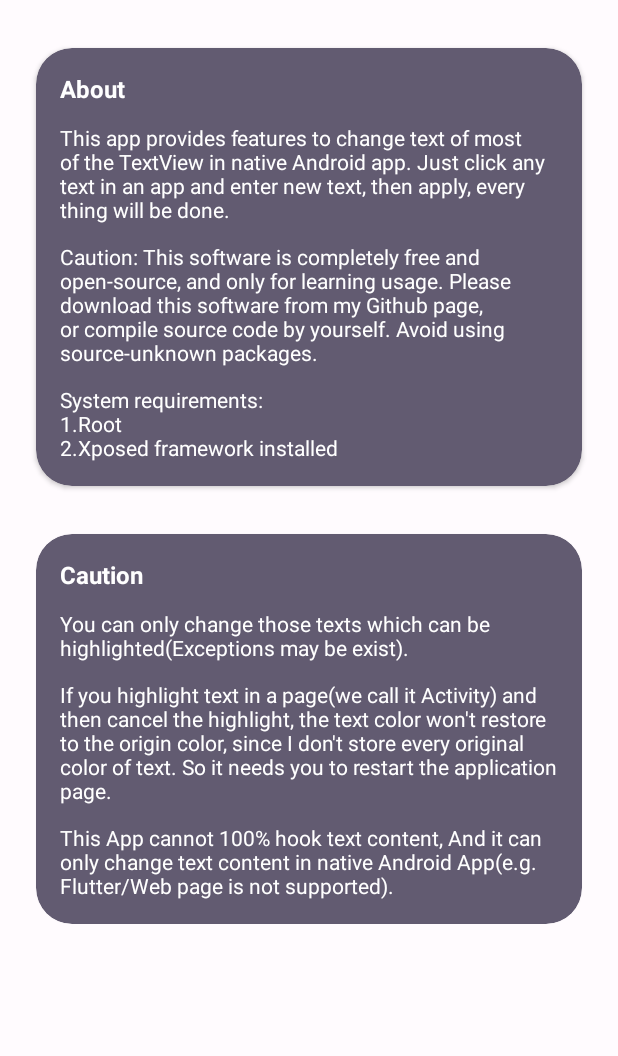
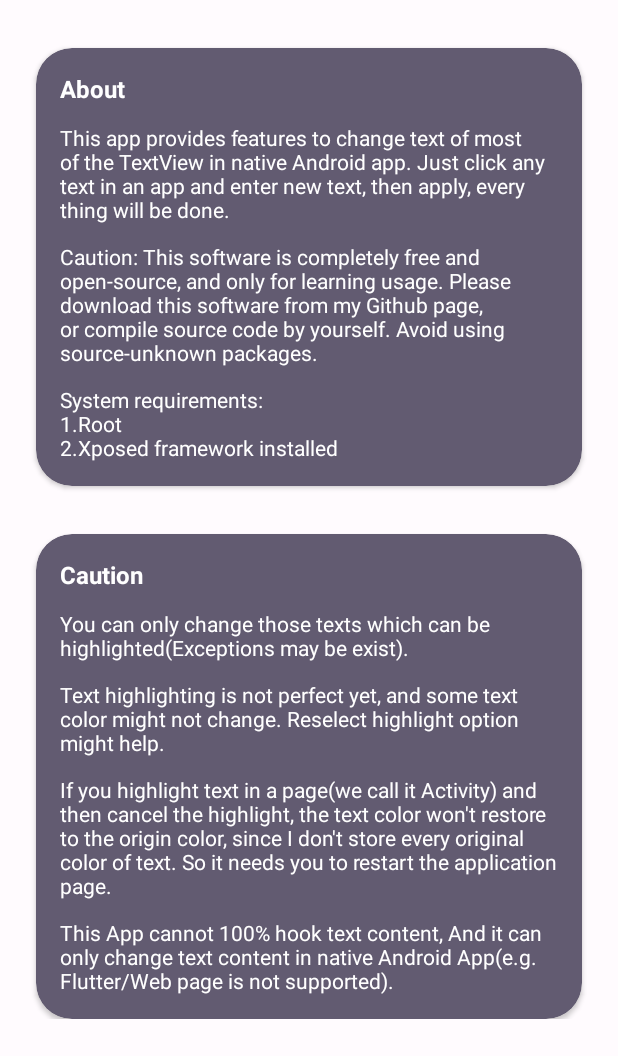
Before and after one commit to gitofleonardo/AnyText, an Android app: the screen it shows after launch (MainActivity), on a phone screen of 412 x 824 dp, the part 180-1236 px from its top. Run offline under Robolectric (Android 15) with nearby library versions, the phone set to English and light mode, and no system bars.

Commit message:
Add highlight description

```diff
--- a/app/src/main/res/layout/activity_main.xml
+++ b/app/src/main/res/layout/activity_main.xml
@@ -113,6 +113,12 @@
                         android:layout_width="match_parent"
                         android:layout_height="wrap_content"/>
                     <TextView
+                        android:layout_marginTop="12dp"
+                        android:textColor="?attr/colorOnSecondary"
+                        android:text="@string/highlight_text_not_perfect"
+                        android:layout_width="match_parent"
+                        android:layout_height="wrap_content"/>
+                    <TextView
                         android:textColor="?attr/colorOnSecondary"
                         android:text="@string/highlight_text_caution"
                         android:layout_marginTop="12dp"
--- a/app/src/main/res/values/strings.xml
+++ b/app/src/main/res/values/strings.xml
@@ -14,6 +14,7 @@
     <string name="get_source">Get source code on Github</string>
     <string name="caution_text">Caution: This software is completely free and open-source, and only for learning usage. Please download this software from my Github page, or compile source code by yourself. Avoid using source-unknown packages.</string>
     <string name="highlight_text">Highlight text</string>
+    <string name="highlight_text_not_perfect">Text highlighting is not perfect yet, and some text color might not change. Reselect highlight option might help.</string>
     <string name="about_highlighted_text">You can only change those texts which can be highlighted(Exceptions may be exist).</string>
     <string name="highlight_text_caution">If you highlight text in a page(we call it Activity) and then cancel the highlight, the text color won\'t restore to the origin color, since I don\'t store every original color of text. So it needs you to restart the application page.</string>
     <string name="caution">Caution</string>
```
Also changed, not shown: 1 other file.
